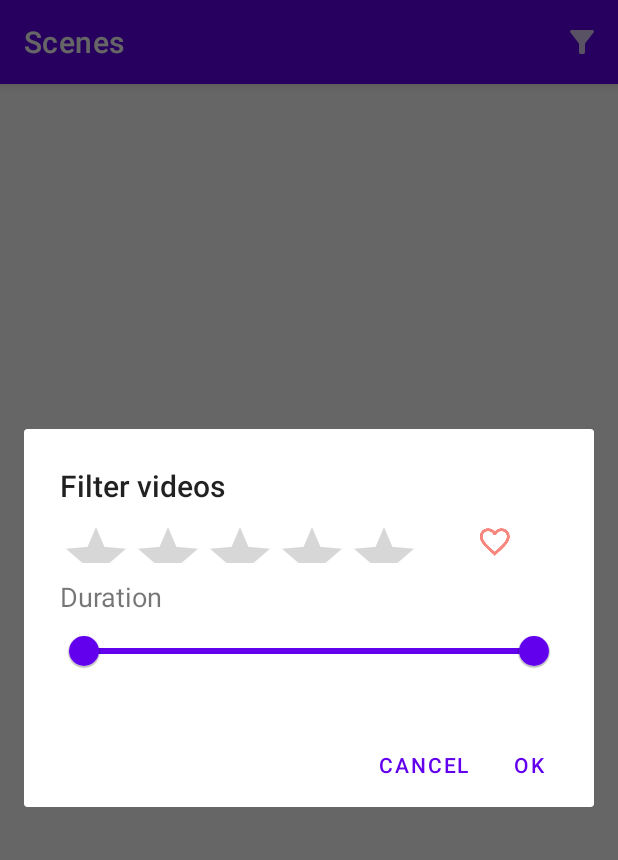
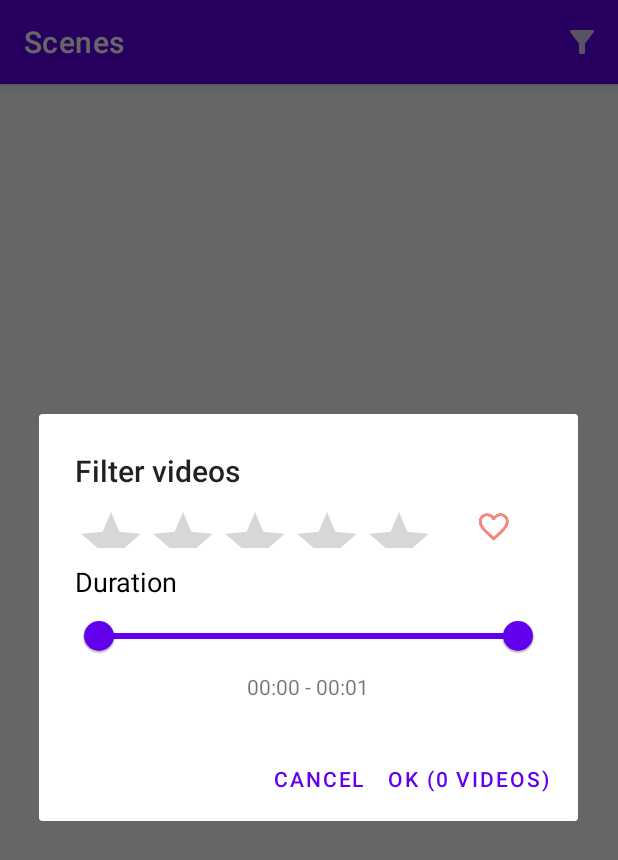
Before and after one commit to AiluropodaMicrota/PV-Mobile, an Android app: the ActorVideosFragment screen opened through its navigation route, after a tap on "Filter videos", on a phone screen of 412 x 824 dp. Shown: the top 860 px of the screen. Run offline under Robolectric (Android 15) with nearby library versions, the light colour scheme and no system bars; our stand-ins replace FlexboxLayout; libraries missing offline, so code that uses them is left out: com.koushikdutta.async, com.koushikdutta.ion, com.mikepenz.iconics, com.mikepenz.materialdrawer, com.mikhaellopez.circularprogressbar; plain views replace MaterialDrawerSliderView, MaterialRatingBar; pictures from the network do not load; 11 statements that could not run were skipped.

Commit message:
Dynamically show number of found videos

```diff
--- a/app/src/main/java/com/th/pv/VideoFilterFragment.kt
+++ b/app/src/main/java/com/th/pv/VideoFilterFragment.kt
@@ -1,9 +1,10 @@
 package com.th.pv
 
 import android.app.Dialog
+import android.content.DialogInterface
 import android.os.Bundle
 import android.widget.CheckBox
-import android.widget.RatingBar
+import android.widget.TextView
 import androidx.appcompat.app.AlertDialog
 import androidx.fragment.app.DialogFragment
 import com.google.android.material.slider.RangeSlider
@@ -15,6 +16,10 @@ import kotlin.math.min
 class VideoFilterFragment(
         val listener : ActorVideosFragment
 ) : DialogFragment() {
+    var newFilter : VideoFilter = listener.filter.copy()
+    lateinit var dialog : AlertDialog
+    lateinit var durationSlider : RangeSlider
+    lateinit var durRangeText : TextView
 
     override fun onCreateDialog(savedInstanceState: Bundle?): Dialog {
         return activity?.let { it ->
@@ -22,35 +27,37 @@ class VideoFilterFragment(
             val inflater = requireActivity().layoutInflater;
             val root = inflater.inflate(R.layout.actor_videos_filter, null)
 
-            root.findViewById<me.zhanghai.android.materialratingbar.MaterialRatingBar>(R.id.filterMinRatingBar).rating = listener.filter.minRating.toFloat() / 2
-            root.findViewById<CheckBox>(R.id.onlyFavouriteCheckbox).isChecked = listener.filter.onlyFavourite
+            val ratingBar = root.findViewById<me.zhanghai.android.materialratingbar.MaterialRatingBar>(R.id.filterMinRatingBar)
+            ratingBar.rating = listener.filter.minRating.toFloat() / 2
+            ratingBar.setOnRatingChangeListener { ratingBar, rating ->
+                newFilter.minRating = (rating * 2).toInt()
+                updateFilter()
+            }
 
-            var maxDuration = 0.0f
-            val flt = VideoFilter()
-            flt.actorsOr = listener.filter.actorsOr
-            val actorVideos = listener.pvData.filterVideos(flt)
-            for (id in actorVideos) {
-                val video = listener.pvData.videos[id]!!
-                if (video.meta.duration != null)
-                    maxDuration = max(maxDuration, video.meta.duration!!.toFloat())
+            val favCheckBox = root.findViewById<CheckBox>(R.id.onlyFavouriteCheckbox)
+            favCheckBox.isChecked = listener.filter.onlyFavourite
+            favCheckBox.setOnCheckedChangeListener { buttonView, isChecked ->
+                newFilter.onlyFavourite = isChecked
+                updateFilter()
             }
-            val durationSlider = root.findViewById<RangeSlider>(R.id.durationSlider)
-            durationSlider.valueTo = maxDuration + 1
+
+            durationSlider = root.findViewById<RangeSlider>(R.id.durationSlider)
+            durationSlider.valueTo = getMaxVideoDuration(newFilter) + 1
             durationSlider.values = listOf(
                 listener.filter.minDuration.toFloat(),
                 min(durationSlider.valueTo, listener.filter.maxDuration.toFloat())
             )
-            durationSlider.setLabelFormatter{
-                value ->
-                    val secs = value.toInt()
-                    if (value == durationSlider.valueTo)
-                        "Inf"
-                    else
-                        String.format("%02d:%02d:%02d", secs / 3600, (secs % 3600) / 60, secs % 60)
+            durationSlider.addOnChangeListener { slider, value, fromUser ->
+                newFilter.minDuration = durationSlider.values[0].toDouble()
+                newFilter.maxDuration = durationSlider.values[1].toDouble()
+                updateFilter()
             }
 
+            durRangeText = root.findViewById(R.id.durRangeText)
+            durRangeText.text = formatTime(durationSlider.values[0].toInt()) + " - " + formatTime(durationSlider.values[1].toInt())
+
             builder.setView(root)
-                    .setPositiveButton("Ok"
+                    .setPositiveButton("Ok (" + listener.pvData.filterVideos(newFilter).size + " videos)"
                     ) { dialog, id ->
                         listener.onDialogPositiveClick(this)
                     }
@@ -58,7 +65,49 @@ class VideoFilterFragment(
                     ) { dialog, id ->
                         dialog.cancel()
                     }
-            builder.create()
+            dialog = builder.create()
+            dialog
         } ?: throw IllegalStateException("Activity cannot be null")
     }
+
+    fun updateFilter() {
+        val filter = newFilter.copy()
+        filter.minDuration = 0.0
+        filter.maxDuration = 36000.0
+        val maxDur = getMaxVideoDuration(filter) + 1
+        var minDurPos = durationSlider.values[0]
+        if (minDurPos == durationSlider.valueTo)
+            minDurPos = maxDur
+        var maxDurPos = durationSlider.values[1]
+        if (maxDurPos == durationSlider.valueTo)
+            maxDurPos = maxDur
+
+        durationSlider.values = listOf(
+            min(minDurPos, maxDur),
+            min(maxDurPos, maxDur)
+        )
+        durationSlider.valueTo = maxDur
+
+        durRangeText.text = formatTime(durationSlider.values[0].toInt()) + " - " + formatTime(durationSlider.values[1].toInt())
+        dialog.getButton(DialogInterface.BUTTON_POSITIVE).text = "Ok (" + listener.pvData.filterVideos(newFilter).size + " videos)"
+    }
+
+    private fun formatTime(secs : Int) : String {
+        if (secs >= 3600)
+            return String.format("%02d:%02d:%02d", secs / 3600, (secs % 3600) / 60, secs % 60)
+        else
+            return String.format("%02d:%02d", secs / 60, secs % 60)
+    }
+
+    private fun getMaxVideoDuration(filter : VideoFilter) : Float {
+        var maxDuration = 0.0f
+
+        for (id in listener.pvData.filterVideos(filter)) {
+            val video = listener.pvData.videos[id]!!
+            if (video.meta.duration != null)
+                maxDuration = max(maxDuration, video.meta.duration!!.toFloat())
+        }
+
+        return maxDuration
+    }
 }
--- a/app/src/main/java/com/th/pv/actorVideos/ActorVideosListviewAdapter.kt
+++ b/app/src/main/java/com/th/pv/actorVideos/ActorVideosListviewAdapter.kt
@@ -21,7 +21,7 @@ import com.th.pv.data.*
 
 class ActorVideosListviewAdapter(
         private var pvData: PVData,
-        private var filter: VideoFilter,
+        var filter: VideoFilter,
         context : Context,
         resource : Int
 ) : ArrayAdapter<String>(context, resource) {
--- a/app/src/main/res/layout/actor_videos_filter.xml
+++ b/app/src/main/res/layout/actor_videos_filter.xml
@@ -44,6 +44,7 @@
         android:layout_width="match_parent"
         android:layout_height="wrap_content"
         android:text="Duration"
+        android:textColor="@android:color/primary_text_light"
         android:textSize="18sp" />
 
     <com.google.android.material.slider.RangeSlider
@@ -52,5 +53,15 @@
         android:layout_height="wrap_content"
         android:valueFrom="0.0"
         android:valueTo="100.0"
+        app:labelBehavior="gone"
         app:values="@array/initial_duration_filter_slider_values" />
+
+    <TextView
+        android:id="@+id/durRangeText"
+        android:layout_width="wrap_content"
+        android:layout_height="wrap_content"
+        android:layout_gravity="center"
+        android:layout_weight="1"
+        android:text="00:00:00 - 10:00:00" />
+
 </LinearLayout>
```
Also changed, not shown: app/src/main/java/com/th/pv/actorVideos/ActorVideosFragment.kt (+3 -6 lines).
